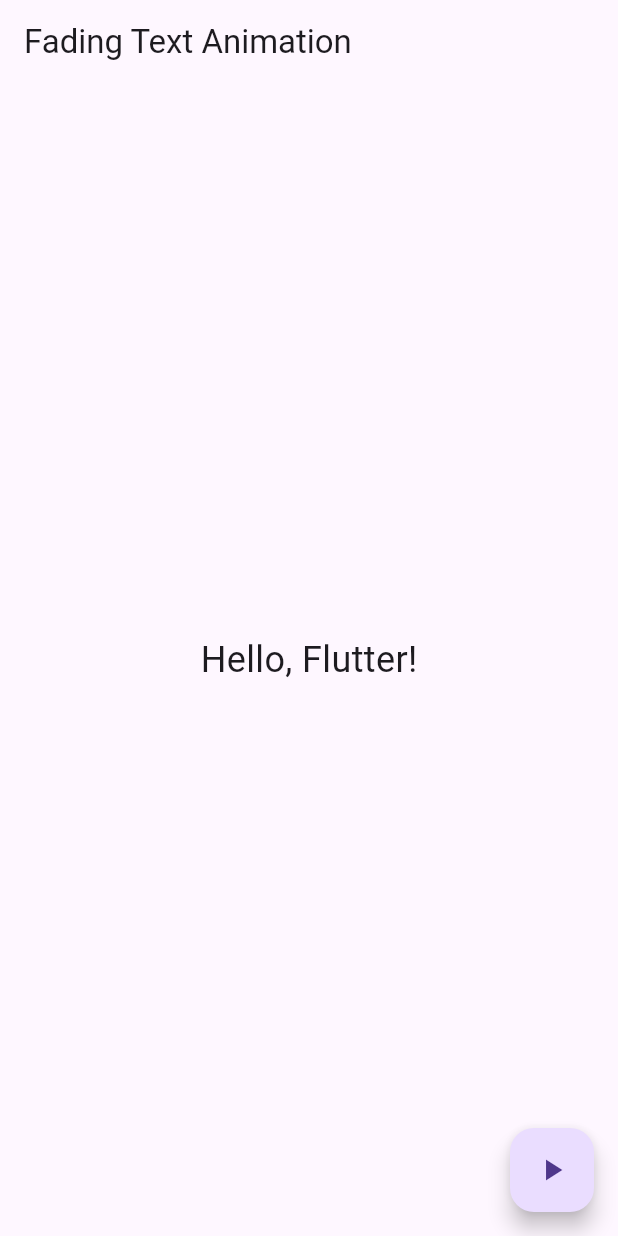
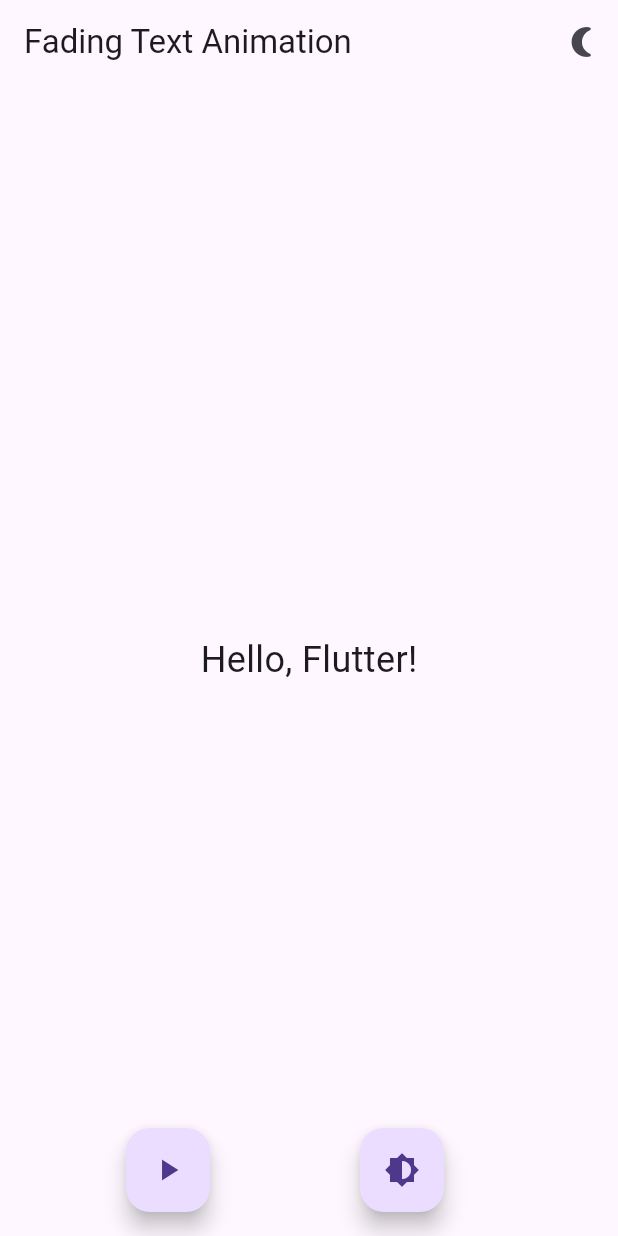
Before and after one commit to leyyenahsophie/act7, a Flutter app: the screen it shows after launch, on a phone screen of 412 x 824 dp. Run offline on Flutter 3.47's test engine with Material 3 defaults, Android fonts, the phone set to English and light mode, and no system bars.

Commit message:
This is the night/day mode

```diff
--- a/lib/main.dart
+++ b/lib/main.dart
@@ -4,22 +4,43 @@ void main() {
   runApp(MyApp());
 }
 
-class MyApp extends StatelessWidget {
+class MyApp extends StatefulWidget {
+  @override
+  _MyAppState createState() => _MyAppState();
+}
+
+class _MyAppState extends State<MyApp> {
+  ThemeMode _themeMode = ThemeMode.system; // Default theme mode
+
+  void toggleTheme() {
+    setState(() {
+      _themeMode =
+          _themeMode == ThemeMode.light ? ThemeMode.dark : ThemeMode.light;
+    });
+  }
+
   @override
   Widget build(BuildContext context) {
     return MaterialApp(
-      home: FadingTextAnimation(),
+      theme: ThemeData(useMaterial3: true, brightness: Brightness.light),
+      darkTheme: ThemeData(useMaterial3: true, brightness: Brightness.dark),
+      themeMode: _themeMode,
+      home: HomeScreen(toggleTheme: toggleTheme),
     );
   }
 }
 
-class FadingTextAnimation extends StatefulWidget {
+class HomeScreen extends StatefulWidget {
+  final VoidCallback toggleTheme;
+
+  const HomeScreen({Key? key, required this.toggleTheme}) : super(key: key);
+
   @override
-  _FadingTextAnimationState createState() => _FadingTextAnimationState();
+  _HomeScreenState createState() => _HomeScreenState();
 }
 
-class _FadingTextAnimationState extends State<FadingTextAnimation> {
-  bool _isVisible = true;
+class _HomeScreenState extends State<HomeScreen> {
+  bool _isVisible = true; // Controls text visibility
 
   void toggleVisibility() {
     setState(() {
@@ -29,23 +50,42 @@ class _FadingTextAnimationState extends State<FadingTextAnimation> {
 
   @override
   Widget build(BuildContext context) {
+    bool isDarkMode = Theme.of(context).brightness == Brightness.dark;
+
     return Scaffold(
       appBar: AppBar(
-        title: Text('Fading Text Animation'),
+        title: const Text("Fading Text Animation"),
+        actions: [
+          IconButton(
+            icon: Icon(isDarkMode ? Icons.wb_sunny : Icons.nightlight_round),
+            onPressed: widget.toggleTheme, // Toggle light/dark mode
+          ),
+        ],
       ),
       body: Center(
         child: AnimatedOpacity(
           opacity: _isVisible ? 1.0 : 0.0,
-          duration: Duration(seconds: 1),
-          child: Text(
+          duration: const Duration(seconds: 1),
+          child: const Text(
             'Hello, Flutter!',
             style: TextStyle(fontSize: 24),
           ),
         ),
       ),
-      floatingActionButton: FloatingActionButton(
-        onPressed: toggleVisibility,
-        child: Icon(Icons.play_arrow),
+      floatingActionButton: Row(
+        mainAxisAlignment: MainAxisAlignment.spaceEvenly,
+        children: [
+          FloatingActionButton(
+            onPressed: toggleVisibility, // Toggle fading text
+            tooltip: 'Fade Text',
+            child: const Icon(Icons.play_arrow),
+          ),
+          FloatingActionButton(
+            onPressed: widget.toggleTheme, // Toggle theme
+            tooltip: 'Toggle Theme',
+            child: const Icon(Icons.brightness_6),
+          ),
+        ],
       ),
     );
   }
```
